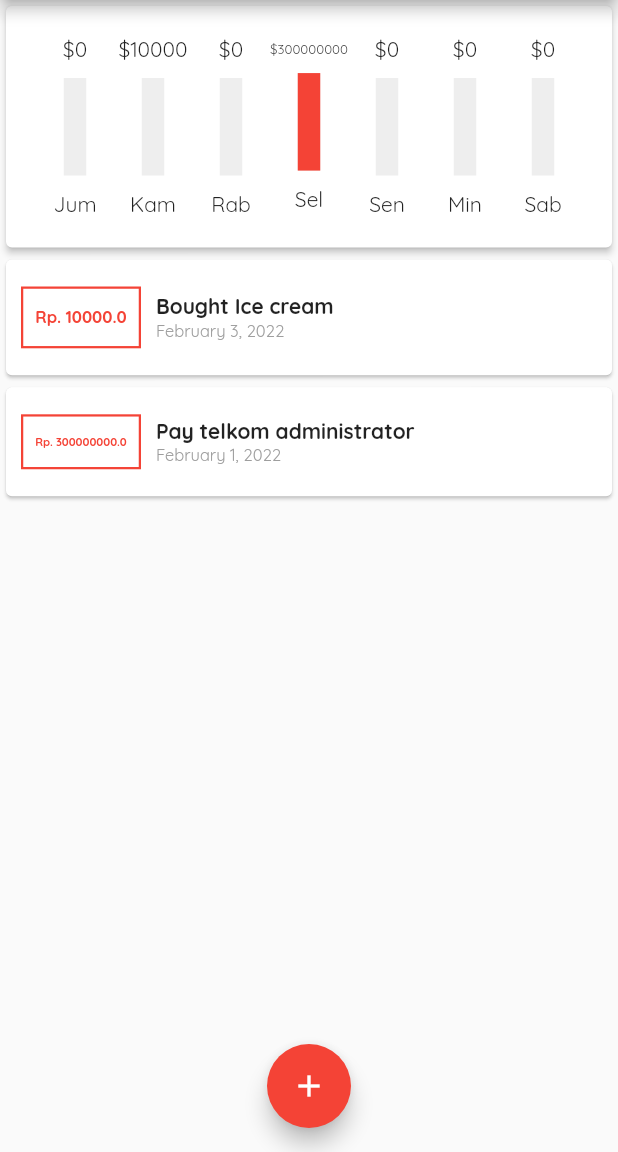
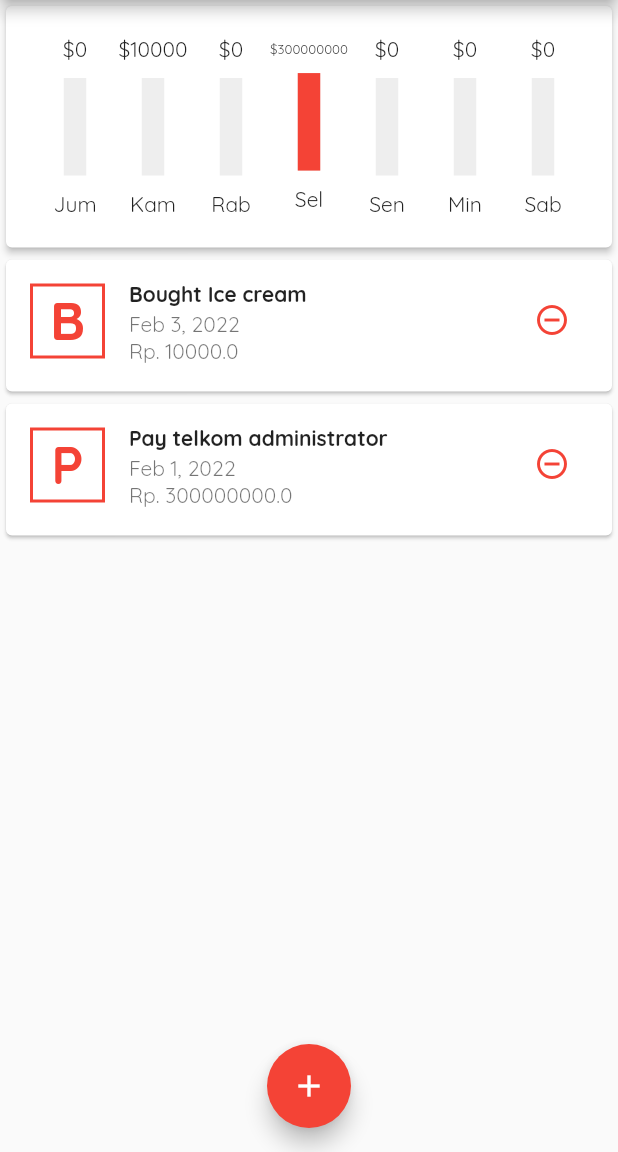
Before and after one commit to zinct/flutter-expense, a Flutter app: the screen it shows after launch, on a phone screen of 412 x 824 dp, the part 84-1236 px from its top. Run offline on Flutter 3.47's test engine with Material 2 defaults, Android fonts, the phone set to English and light mode, and no system bars.

Commit message:
TileList

```diff
--- a/lib/main.dart
+++ b/lib/main.dart
@@ -4,7 +4,6 @@ import 'package:expense/transaction/transaction_list.dart';
 import 'package:expense/widgets/chart.dart';
 import 'package:expense/widgets/not_found.dart';
 import 'package:flutter/material.dart';
-import 'package:expense/transaction/transaction_container.dart';
 import 'package:intl/date_symbol_data_local.dart';
 
 void main() => runApp(App());
@@ -82,6 +81,12 @@ class _AppState extends State<App> {
     });
   }
 
+  void _deleteTransaction(int id) {
+    setState(() {
+      transactions.removeWhere((element) => element.id == id);
+    });
+  }
+
   @override
   Widget build(BuildContext context) {
     return MaterialApp(
@@ -108,7 +113,7 @@ class _AppState extends State<App> {
           body: Column(
             children: [
               Chart(transactions: transactions),
-              TransactionList(transactions),
+              TransactionList(transactions, _deleteTransaction),
             ],
           ),
           floatingActionButtonLocation:
--- a/lib/transaction/transaction_item.dart
+++ b/lib/transaction/transaction_item.dart
@@ -1,53 +1,49 @@
+import 'dart:math';
+
 import 'package:expense/model/transaction.dart';
 import 'package:flutter/material.dart';
 import 'package:intl/intl.dart';
 
 class TransactionItem extends StatelessWidget {
-  final Transaction transaction;
+  final Transaction _transaction;
+  final Function()? _onDelete;
 
-  TransactionItem(this.transaction);
+  TransactionItem(this._transaction, this._onDelete);
 
   @override
   Widget build(BuildContext context) {
-    return Container(
-      child: Card(
-          child: Row(
-        children: [
-          Container(
-            width: 80,
-            margin: const EdgeInsets.symmetric(vertical: 18, horizontal: 10),
-            padding: const EdgeInsets.symmetric(vertical: 12, horizontal: 8),
-            decoration: BoxDecoration(
-                border: Border.all(
-                    color: Theme.of(context).primaryColor, width: 1.5)),
-            child: FittedBox(
+    return Card(
+      child: ListTile(
+        leading: Container(
+          height: 50,
+          width: 50,
+          decoration: BoxDecoration(
+              border:
+                  Border.all(color: Theme.of(context).primaryColor, width: 2)),
+          child: FittedBox(
               child: Text(
-                'Rp. ${transaction.amount.toString()}',
-                overflow: TextOverflow.clip,
-                style: TextStyle(
-                    color: Theme.of(context).primaryColor,
-                    fontWeight: FontWeight.bold),
-              ),
+            _transaction.name[0],
+            style: TextStyle(
+              color: Theme.of(context).primaryColor,
+              fontWeight: FontWeight.bold,
             ),
+          )),
+        ),
+        title: Text(
+          _transaction.name,
+          style: TextStyle(fontSize: 14, fontWeight: FontWeight.bold),
+        ),
+        subtitle: Text(DateFormat.yMMMd().format(_transaction.date) +
+            '\nRp. ${_transaction.amount.toString()}'),
+        isThreeLine: true,
+        trailing: IconButton(
+          icon: Icon(
+            Icons.remove_circle_outline,
+            color: Theme.of(context).primaryColor,
           ),
-          Container(
-            child: Column(
-              crossAxisAlignment: CrossAxisAlignment.start,
-              children: [
-                Text(
-                  transaction.name,
-                  overflow: TextOverflow.ellipsis,
-                  style: const TextStyle(fontWeight: FontWeight.bold),
-                ),
-                Text(
-                  DateFormat.yMMMMd().format(transaction.date),
-                  style: TextStyle(fontSize: 11, color: Colors.grey),
-                ),
-              ],
-            ),
-          )
-        ],
-      )),
+          onPressed: _onDelete,
+        ),
+      ),
     );
   }
 }
--- a/lib/transaction/transaction_list.dart
+++ b/lib/transaction/transaction_list.dart
@@ -5,19 +5,20 @@ import 'package:flutter/material.dart';
 
 class TransactionList extends StatelessWidget {
   final List<Transaction> transactions;
+  final Function(int) _onDelete;
 
-  TransactionList(this.transactions);
+  TransactionList(this.transactions, this._onDelete);
 
   @override
   Widget build(BuildContext context) {
     return Container(
         height: MediaQuery.of(context).size.height - 251,
-        width: MediaQuery.of(context).size.width,
         child: transactions.isNotEmpty
             ? ListView.builder(
                 itemCount: transactions.length,
-                itemBuilder: (context, index) =>
-                    TransactionItem(transactions[index]),
+                itemBuilder: (context, index) => TransactionItem(
+                    transactions[index],
+                    () => _onDelete(transactions[index].id)),
               )
             : NotFound(
                 padding: EdgeInsets.only(top: 50),
--- a/lib/widgets/chart_bar.dart
+++ b/lib/widgets/chart_bar.dart
@@ -23,7 +23,8 @@ class ChartBart extends StatelessWidget {
           height: 65,
           color: Colors.grey[200],
           child: FractionallySizedBox(
-            heightFactor: _spendingAmount / _maxPrice * 1,
+            heightFactor:
+                _spendingAmount > 0 ? _spendingAmount / _maxPrice * 1 : 0,
             alignment: Alignment.bottomCenter,
             child: Container(
               color: Theme.of(context).primaryColor,
```
Also changed, not shown: lib/transaction/transaction_container.dart (deleted, +0 -70 lines).
